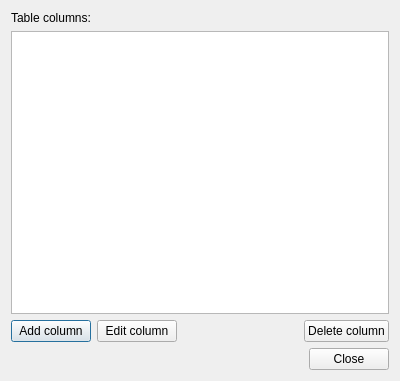
Before: the Qt Designer form DlgTableProperties.ui in wonder-sk/postgis_manager, drawn with Qt 5.
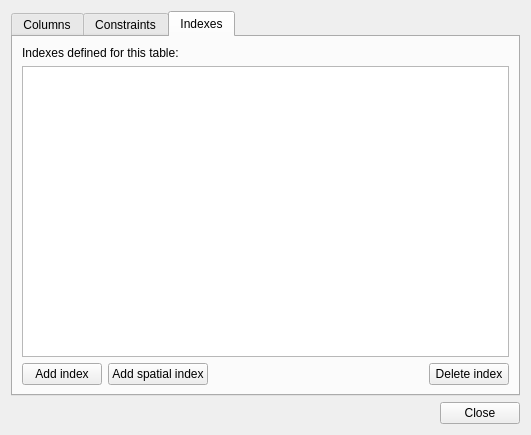
After: the same form once the commit is applied. The open tabs and pages were chosen to show the change.

Commit message: create and drop indexes on table

```diff
--- a/DlgTableProperties.ui
+++ b/DlgTableProperties.ui
@@ -5,8 +5,8 @@
    <rect>
     <x>0</x>
     <y>0</y>
-    <width>400</width>
-    <height>381</height>
+    <width>531</width>
+    <height>435</height>
    </rect>
   </property>
   <property name="windowTitle" >
@@ -14,6 +14,16 @@
   </property>
   <layout class="QVBoxLayout" >
    <item>
+    <widget class="QTabWidget" name="tabs" >
+     <property name="currentIndex" >
+      <number>0</number>
+     </property>
+     <widget class="QWidget" name="tabColumns" >
+      <attribute name="title" >
+       <string>Columns</string>
+      </attribute>
+      <layout class="QVBoxLayout" >
+       <item>
     <widget class="QLabel" name="label" >
      <property name="text" >
       <string>Table columns:</string>
@@ -65,6 +75,121 @@
      </item>
     </layout>
    </item>
+      </layout>
+     </widget>
+     <widget class="QWidget" name="tabConstraints" >
+      <attribute name="title" >
+       <string>Constraints</string>
+      </attribute>
+      <layout class="QVBoxLayout" >
+       <item>
+        <widget class="QLabel" name="label_3" >
+         <property name="text" >
+          <string>Primary, foreign keys and unique constraints:</string>
+         </property>
+        </widget>
+       </item>
+       <item>
+        <widget class="QTreeView" name="viewConstraints" >
+         <property name="rootIsDecorated" >
+          <bool>false</bool>
+         </property>
+        </widget>
+       </item>
+       <item>
+        <layout class="QHBoxLayout" >
+         <item>
+          <widget class="QPushButton" name="btnAddPrimaryKey" >
+           <property name="text" >
+            <string>Add primary key</string>
+           </property>
+          </widget>
+         </item>
+         <item>
+          <spacer>
+           <property name="orientation" >
+            <enum>Qt::Horizontal</enum>
+           </property>
+           <property name="sizeHint" >
+            <size>
+             <width>40</width>
+             <height>20</height>
+            </size>
+           </property>
+          </spacer>
+         </item>
+         <item>
+          <widget class="QPushButton" name="btnDeleteConstraint" >
+           <property name="text" >
+            <string>Delete constraint</string>
+           </property>
+          </widget>
+         </item>
+        </layout>
+       </item>
+      </layout>
+     </widget>
+     <widget class="QWidget" name="tabIndexes" >
+      <attribute name="title" >
+       <string>Indexes</string>
+      </attribute>
+      <layout class="QVBoxLayout" >
+       <item>
+        <widget class="QLabel" name="label_2" >
+         <property name="text" >
+          <string>Indexes defined for this table:</string>
+         </property>
+        </widget>
+       </item>
+       <item>
+        <widget class="QTreeView" name="viewIndexes" >
+         <property name="rootIsDecorated" >
+          <bool>false</bool>
+         </property>
+        </widget>
+       </item>
+       <item>
+        <layout class="QHBoxLayout" >
+         <item>
+          <widget class="QPushButton" name="btnAddIndex" >
+           <property name="text" >
+            <string>Add index</string>
+           </property>
+          </widget>
+         </item>
+         <item>
+          <widget class="QPushButton" name="btnAddSpatialIndex" >
+           <property name="text" >
+            <string>Add spatial index</string>
+           </property>
+          </widget>
+         </item>
+         <item>
+          <spacer>
+           <property name="orientation" >
+            <enum>Qt::Horizontal</enum>
+           </property>
+           <property name="sizeHint" >
+            <size>
+             <width>40</width>
+             <height>20</height>
+            </size>
+           </property>
+          </spacer>
+         </item>
+         <item>
+          <widget class="QPushButton" name="btnDeleteIndex" >
+           <property name="text" >
+            <string>Delete index</string>
+           </property>
+          </widget>
+         </item>
+        </layout>
+       </item>
+      </layout>
+     </widget>
+    </widget>
+   </item>
    <item>
     <widget class="QDialogButtonBox" name="buttonBox" >
      <property name="orientation" >
```
Left out of the diff: 8 changed lines with no effect on the pictures. Lines whose indentation alone changed are shown as unchanged. The commit also changes 7 other files.
